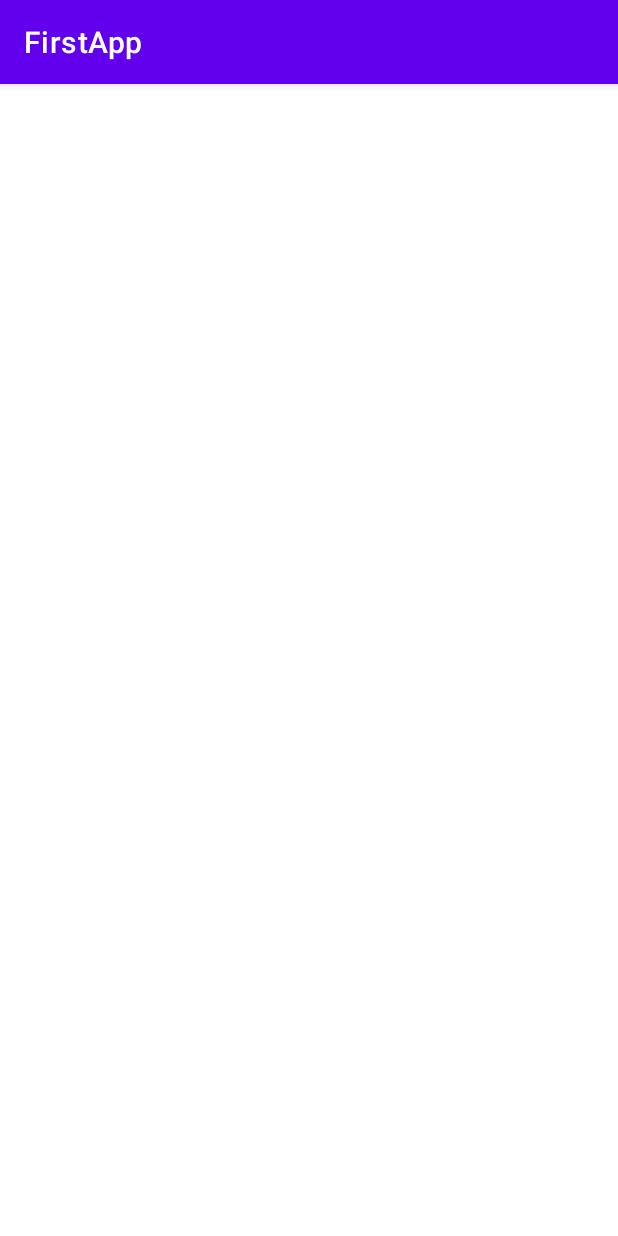
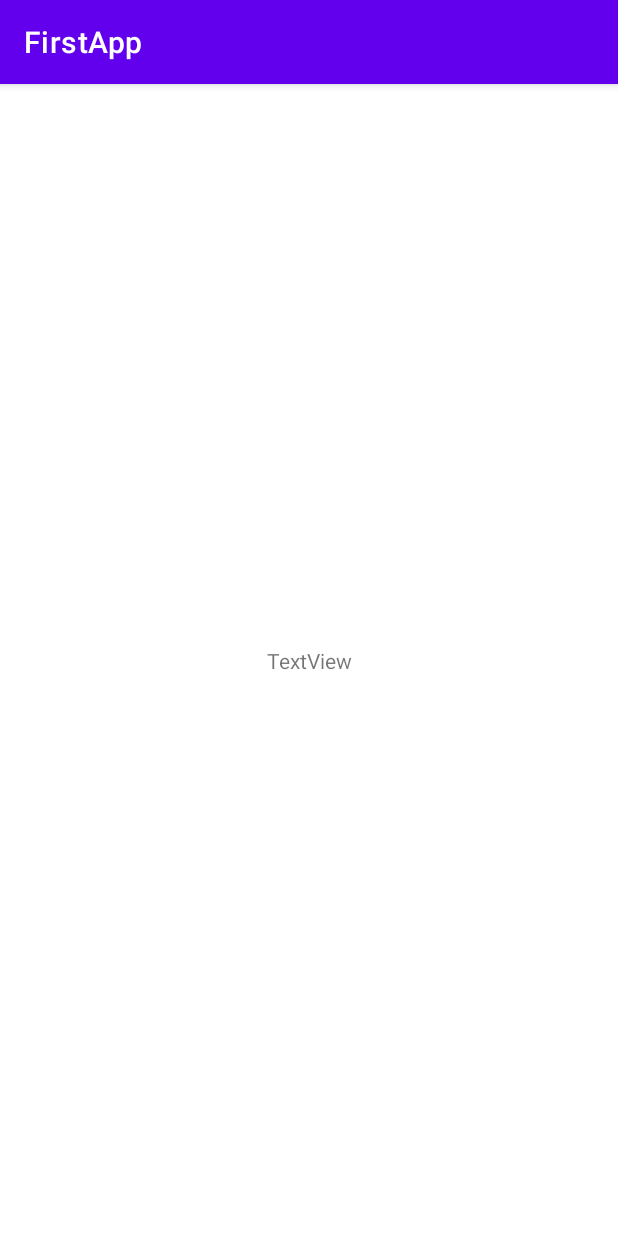
Before and after one commit to yezhizhen/FirstApp, an Android app: the SecondActivity screen opened directly, with no data from a screen before it, on a phone screen of 412 x 824 dp. Run offline under Robolectric (Android 15) with nearby library versions, the phone set to English and light mode, and no system bars.

```diff
--- a/app/src/main/res/layout/activity_second.xml
+++ b/app/src/main/res/layout/activity_second.xml
@@ -6,4 +6,14 @@
     android:layout_height="match_parent"
     tools:context=".SecondActivity">
 
+    <TextView
+        android:id="@+id/textView_in_second"
+        android:layout_width="wrap_content"
+        android:layout_height="wrap_content"
+        android:text="TextView"
+        app:layout_constraintBottom_toBottomOf="parent"
+        app:layout_constraintEnd_toEndOf="parent"
+        app:layout_constraintStart_toStartOf="parent"
+        app:layout_constraintTop_toTopOf="parent"
+        />
 </androidx.constraintlayout.widget.ConstraintLayout>
```
Also changed, not shown: app/src/main/java/com/example/firstapp/MainActivity.kt (+17 -2 lines).
